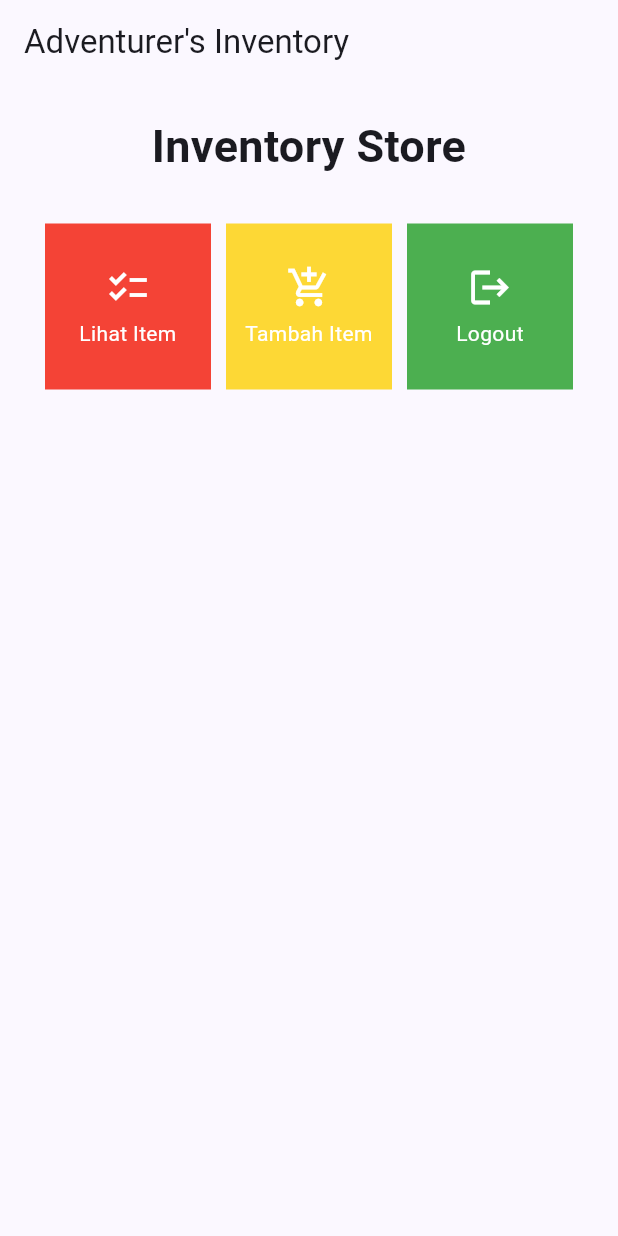
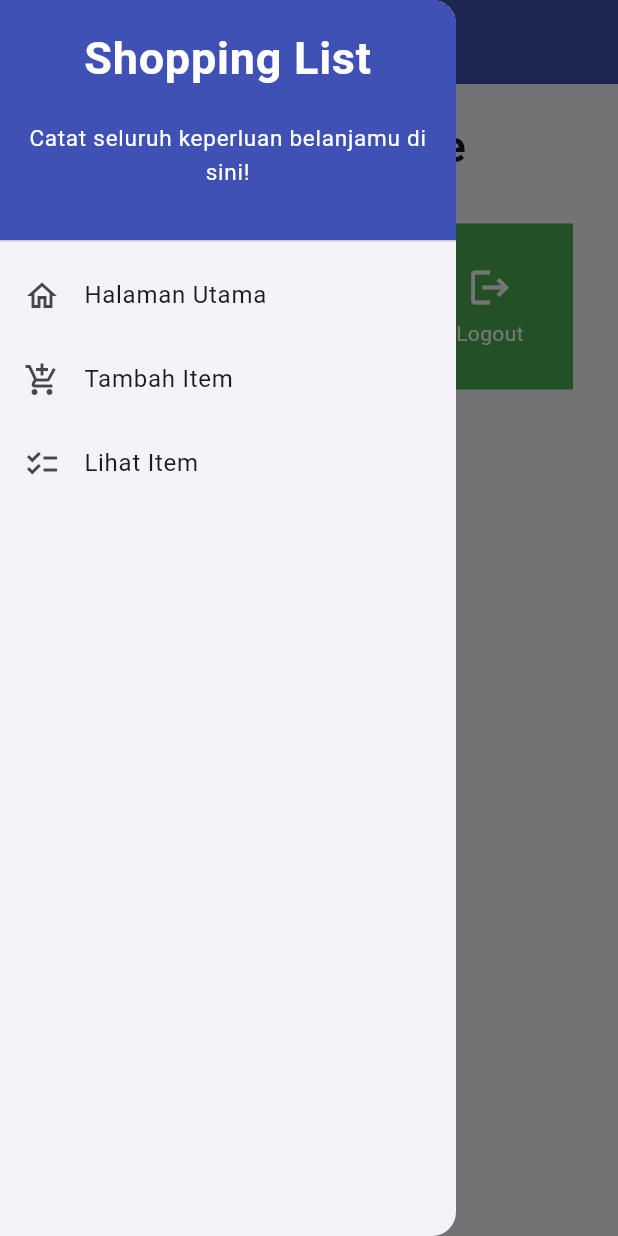
Before and after one commit to fathonidf/adventurers-inventory-mobile, a Flutter app: the screen it shows after launch, with the side drawer open (before the commit the screen has no drawer), on a phone screen of 412 x 824 dp. Run offline on Flutter 3.47's test engine with Material 2 defaults, Android fonts, the phone set to English and light mode, and no system bars.

Commit message:
Selesai Tugas 8

```diff
--- a/lib/main.dart
+++ b/lib/main.dart
@@ -1,5 +1,5 @@
 import 'package:flutter/material.dart';
-import 'package:adventurers_inventory/menu.dart';
+import 'package:adventurers_inventory/screens/menu.dart';
 
 void main() {
   runApp(const MyApp());
--- a/lib/menu.dart
+++ b/lib/screens/menu.dart
@@ -1,4 +1,8 @@
 import 'package:flutter/material.dart';
+// Impor drawer widget
+import 'package:adventurers_inventory/widgets/left_drawer.dart';
+// Impor halaman ShopFormPage jika sudah dibuat
+import 'package:adventurers_inventory/widgets/shop_card.dart';
 
 class MyHomePage extends StatelessWidget {
   MyHomePage({Key? key}) : super(key: key);
@@ -15,7 +19,11 @@
         title: const Text(
           'Adventurer\'s Inventory ',
         ),
+        backgroundColor: Colors.indigo,
+        foregroundColor: Colors.white,
       ),
+      // Masukkan drawer sebagai parameter nilai drawer dari widget Scaffold
+      drawer: const LeftDrawer(),
       body: SingleChildScrollView(
         // Widget wrapper yang dapat discroll
         child: Padding(
@@ -56,59 +64,3 @@
     );
   }
 }
-
-class ShopCard extends StatelessWidget {
-  final ShopItem item;
-
-  const ShopCard(this.item, {super.key}); // Constructor
-
-  @override
-  Widget build(BuildContext context) {
-    return Material(
-      child: InkWell(
-        // Area responsive terhadap sentuhan
-        onTap: () {
-          // Memunculkan SnackBar ketika diklik
-          ScaffoldMessenger.of(context)
-            ..hideCurrentSnackBar()
-            ..showSnackBar(SnackBar(
-                content: Text("Kamu telah menekan tombol ${item.name}!"),
-                backgroundColor: item.color,
-              )
-            );
-        },
-        child: Container(
-          // Container untuk menyimpan Icon dan Text
-          color: item.color,
-          padding: const EdgeInsets.all(8),
-          child: Center(
-            child: Column(
-              mainAxisAlignment: MainAxisAlignment.center,
-              children: [
-                Icon(
-                  item.icon,
-                  color: Colors.white,
-                  size: 30.0,
-                ),
-                const Padding(padding: EdgeInsets.all(3)),
-                Text(
-                  item.name,
-                  textAlign: TextAlign.center,
-                  style: const TextStyle(color: Colors.white),
-                ),
-              ],
-            ),
-          ),
-        ),
-      ),
-    );
-  }
-}
-
-class ShopItem {
-  final String name;
-  final IconData icon;
-  final Color color;
-
-  ShopItem(this.name, this.icon, this.color);
-}
--- /dev/null
+++ b/lib/widgets/left_drawer.dart
@@ -0,0 +1,94 @@
+import 'package:adventurers_inventory/screens/items_list.dart';
+import 'package:flutter/material.dart';
+import 'package:adventurers_inventory/screens/menu.dart';
+// Impor halaman ShopFormPage jika sudah dibuat
+import 'package:adventurers_inventory/screens/shoplist_form.dart';
+
+
+
+class LeftDrawer extends StatelessWidget {
+  const LeftDrawer({super.key});
+
+  @override
+  Widget build(BuildContext context) {
+    return Drawer(
+      child: ListView(
+        children: [
+          const DrawerHeader(
+            decoration: BoxDecoration(
+              color: Colors.indigo,
+            ),
+            child: Column(
+              children: [
+                Text(
+                  'Shopping List',
+                  textAlign: TextAlign.center,
+                  style: TextStyle(
+                    fontSize: 30,
+                    fontWeight: FontWeight.bold,
+                    color: Colors.white,
+                  ),
+                ),
+                Padding(padding: EdgeInsets.all(10)),
+                Text("Catat seluruh keperluan belanjamu di sini!",
+                    //Tambahkan gaya teks dengan center alignment, font ukuran 15, warna putih, dan weight biasa
+                    textAlign: TextAlign.center,
+                    style: TextStyle(
+                      fontSize: 15,
+                      color: Colors.white,
+                      fontWeight: FontWeight.normal,
+                    ),
+                    ),
+              ],
+            ),
+          ),
+          // Bagian routing
+          ListTile(
+            leading: const Icon(Icons.home_outlined),
+            title: const Text('Halaman Utama'),
+            // Bagian redirection ke MyHomePage
+            onTap: () {
+              Navigator.pushReplacement(
+                  context,
+                  MaterialPageRoute(
+                    builder: (context) => MyHomePage(),
+                  ));
+            },
+          ),
+          ListTile(
+            leading: const Icon(Icons.add_shopping_cart),
+            title: const Text('Tambah Item'),
+            // Bagian redirection ke ShopFormPage
+            onTap: () {
+              /*
+              Buatlah routing ke ShopFormPage di sini,
+              setelah halaman ShopFormPage sudah dibuat.
+              */
+              Navigator.pushReplacement(
+                  context,
+                  MaterialPageRoute(
+                    builder: (context) => ShopFormPage(),
+                  ));
+            },
+          ),
+          ListTile(
+            leading: const Icon(Icons.checklist),
+            title: const Text('Lihat Item'),
+            // Bagian redirection ke ItemsListPage
+            onTap: () {
+              /*
+              Buatlah routing ke ItemsListPage di sini,
+              setelah halaman ItemsListPage sudah dibuat.
+              */
+              Navigator.pushReplacement(
+                  context,
+                  MaterialPageRoute(
+                    builder: (context) => ItemsListPage(),
+                  ));
+            },
+          ),
+        ],
+      ),
+    );
+  }
+}
--- /dev/null
+++ b/lib/widgets/model_item.dart
@@ -0,0 +1,9 @@
+List<Item> listItem = [];
+
+class Item {
+  final String name;
+  final int amount;
+  final String description;
+
+  Item(this.name, this.amount, this.description);
+}
--- /dev/null
+++ b/lib/widgets/shop_card.dart
@@ -0,0 +1,77 @@
+import 'package:flutter/material.dart';
+// Impor halaman ShopFormPage jika sudah dibuat
+import 'package:adventurers_inventory/screens/shoplist_form.dart';
+import 'package:adventurers_inventory/screens/items_list.dart';
+
+class ShopCard extends StatelessWidget {
+  final ShopItem item;
+
+  const ShopCard(this.item, {super.key}); // Constructor
+
+  @override
+  Widget build(BuildContext context) {
+    return Material(
+      child: InkWell(
+        // Area responsive terhadap sentuhan
+        onTap: () {
+          // Memunculkan SnackBar ketika diklik
+          ScaffoldMessenger.of(context)
+            ..hideCurrentSnackBar()
+            ..showSnackBar(SnackBar(
+                content: Text("Kamu telah menekan tombol ${item.name}!"),
+                backgroundColor: item.color,
+              )
+            );
+          // Navigate ke route yang sesuai (tergantung jenis tombol)
+          if (item.name == "Tambah Item") {
+            // Gunakan Navigator.push untuk melakukan navigasi ke MaterialPageRoute yang mencakup ShopFormPage.
+            Navigator.push(
+                  context,
+                  MaterialPageRoute(
+                    builder: (context) => ShopFormPage(),
+                  ));
+          }
+          if (item.name == "Lihat Item") {
+            // Gunakan Navigator.push untuk melakukan navigasi ke MaterialPageRoute.
+            Navigator.push(
+                  context,
+                  MaterialPageRoute(
+                    builder: (context) => ItemsListPage(),
+                  ));
+          }
+        },
+        child: Container(
+          // Container untuk menyimpan Icon dan Text
+          color: item.color,
+          padding: const EdgeInsets.all(8),
+          child: Center(
+            child: Column(
+              mainAxisAlignment: MainAxisAlignment.center,
+              children: [
+                Icon(
+                  item.icon,
+                  color: Colors.white,
+                  size: 30.0,
+                ),
+                const Padding(padding: EdgeInsets.all(3)),
+                Text(
+                  item.name,
+                  textAlign: TextAlign.center,
+                  style: const TextStyle(color: Colors.white),
+                ),
+              ],
+            ),
+          ),
+        ),
+      ),
+    );
+  }
+}
+
+class ShopItem {
+  final String name;
+  final IconData icon;
+  final Color color;
+
+  ShopItem(this.name, this.icon, this.color);
+}
```
Also changed, not shown: lib/screens/items_list.dart (added, +61 -0 lines), lib/screens/shoplist_form.dart (added, +161 -0 lines), 1 other file.
